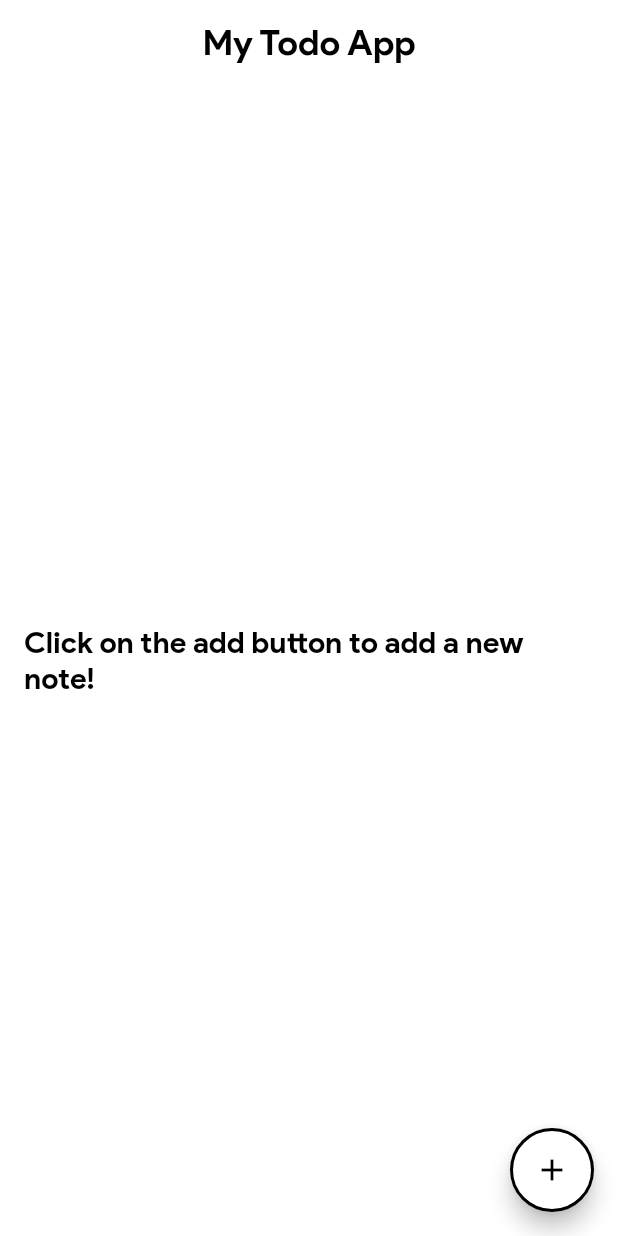
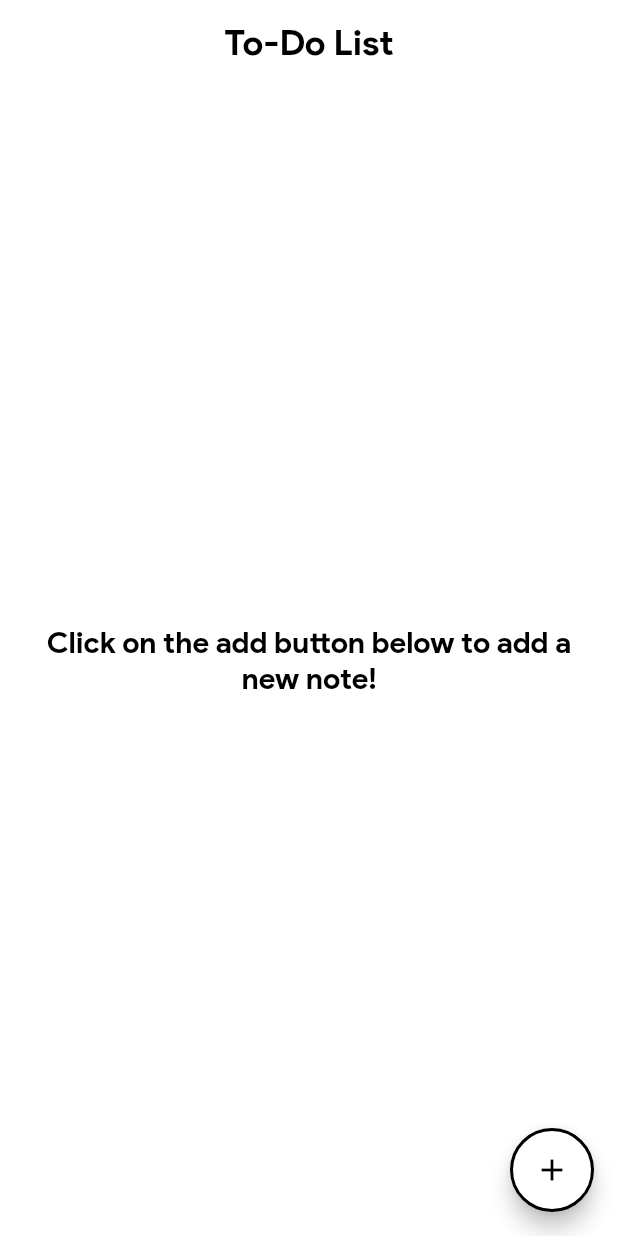
Before and after one commit to ruznarizvi/flutter_sqflite_todo_app, a Flutter app: the screen it shows after launch, on a phone screen of 412 x 824 dp. Run offline on Flutter 3.47's test engine with Material 2 defaults, Android fonts, the phone set to English and light mode, and no system bars; our stand-ins replace sqflite; accounts and stored records are empty.

Commit message:
final touches

```diff
--- a/lib/main.dart
+++ b/lib/main.dart
@@ -9,10 +9,10 @@ class MyApp extends StatelessWidget {
   @override
   Widget build(BuildContext context) {
     return MaterialApp(
-      title: 'My Todo App',
+      title: 'To-Do List',
       debugShowCheckedModeBanner: false,
       theme: ThemeData(
-        primarySwatch: Colors.blueGrey,
+        primarySwatch: Colors.grey,
         textTheme: TextTheme(
           headline5: TextStyle(
               fontFamily: 'Sans',
--- a/lib/screens/note_detail.dart
+++ b/lib/screens/note_detail.dart
@@ -186,7 +186,7 @@ class NoteDetailState extends State<NoteDetail> {
               style: Theme.of(context).textTheme.bodyText1),
           actions: <Widget>[
             TextButton(
-              child: Text("Okay",
+              child: Text("Ok",
                   style: Theme.of(context)
                       .textTheme
                       .bodyText2
--- a/lib/screens/note_list.dart
+++ b/lib/screens/note_list.dart
@@ -30,7 +30,7 @@ class NoteListState extends State<NoteList> {
 
     Widget myAppBar() {
       return AppBar(
-        title: Text('My Todo App',
+        title: Text('To-Do List',
             style: Theme.of(context).textTheme.headline5),
         centerTitle: true,
         elevation: 0,
@@ -76,8 +76,9 @@ class NoteListState extends State<NoteList> {
         child: Center(
           child: Padding(
             padding: const EdgeInsets.all(16.0),
-            child: Text('Click on the add button to add a new note!',
-                style: Theme.of(context).textTheme.bodyText2),
+              child: Text('Click on the add button below to add a new note!',
+                  style: Theme.of(context).textTheme.bodyText2, textAlign: TextAlign.center,
+              ),
           ),
         ),
       )
```
Also changed, not shown: lib/screens/search_note.dart (+5 -4 lines).
